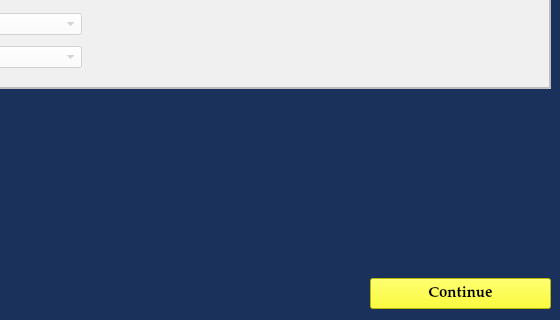
Old version of the form resources/ui/AddConditionsDialog.ui in the repository HunterProgram22/MuniEntry; both pictures show x 440 to 1000 and y 522 to 842 of the 1000 by 842 pixel window.
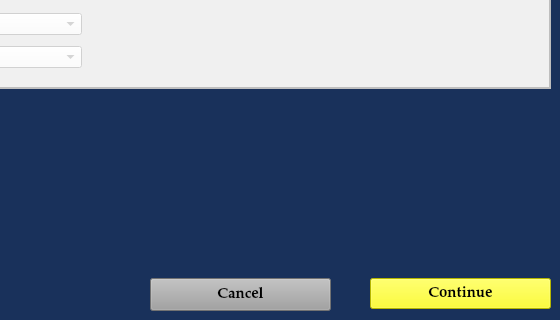
New version of the form.

```diff
--- a/resources/ui/AddConditionsDialog.ui
+++ b/resources/ui/AddConditionsDialog.ui
@@ -734,6 +734,25 @@
     </layout>
    </widget>
   </widget>
+  <widget class="QPushButton" name="cancel_Button">
+   <property name="geometry">
+    <rect>
+     <x>590</x>
+     <y>800</y>
+     <width>181</width>
+     <height>33</height>
+    </rect>
+   </property>
+   <property name="focusPolicy">
+    <enum>Qt::NoFocus</enum>
+   </property>
+   <property name="styleSheet">
+    <string notr="true">background-color: rgb(160, 160, 160);</string>
+   </property>
+   <property name="text">
+    <string>Cancel</string>
+   </property>
+  </widget>
  </widget>
  <tabstops>
   <tabstop>continue_Button</tabstop>
```
Left out of the diff: 51 changed lines with no effect on the pictures.
